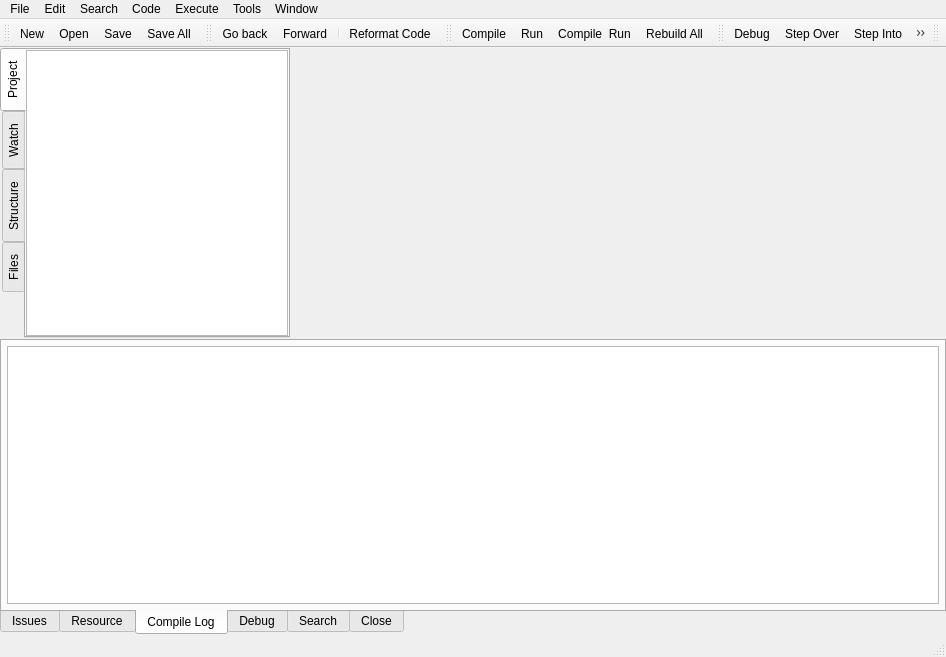
Old version of the form RedPandaIDE/mainwindow.ui in the repository royqh1979/RedPanda-CPP.
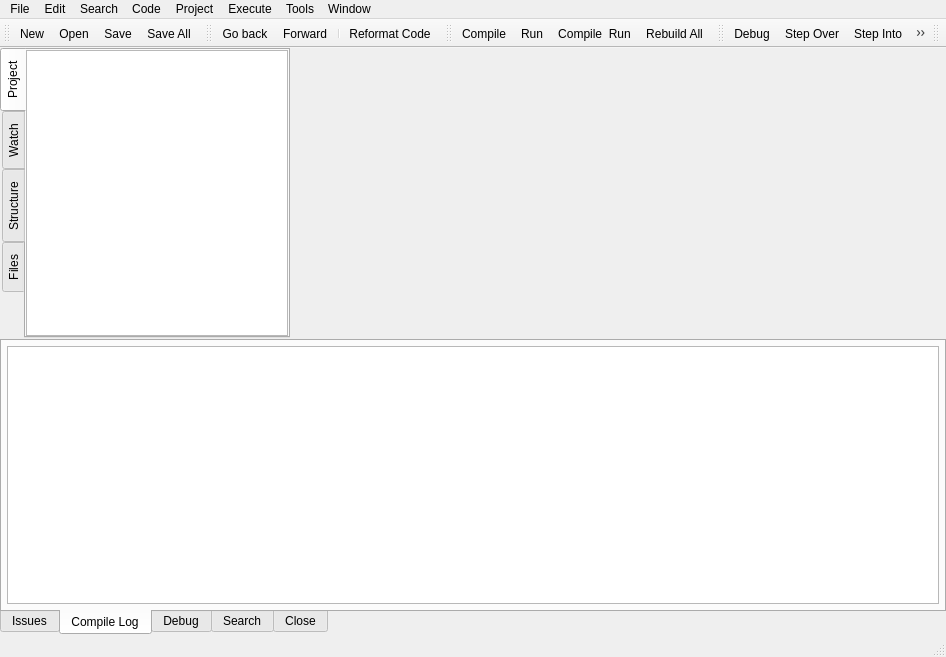
New version of the form. The open tabs and pages were chosen to show the change. Icons and pictures are not drawn. Custom widgets are drawn as their Qt base class.

Commit message: work save: project file option dialog

The edit to the form file:
```diff
--- a/RedPandaIDE/mainwindow.ui
+++ b/RedPandaIDE/mainwindow.ui
@@ -330,16 +330,6 @@
          </item>
         </layout>
        </widget>
-       <widget class="QWidget" name="tabResource">
-        <attribute name="icon">
-         <iconset>
-          <normalon>:/icons/images/newlook24/068-resrc.png</normalon>
-         </iconset>
-        </attribute>
-        <attribute name="title">
-         <string>Resource</string>
-        </attribute>
-       </widget>
        <widget class="QWidget" name="tabCompilerOutput">
         <attribute name="icon">
          <iconset>
@@ -890,10 +880,17 @@
     <addaction name="actionNext_Editor"/>
     <addaction name="actionPrevious_Editor"/>
    </widget>
+   <widget class="QMenu" name="menuProject">
+    <property name="title">
+     <string>Project</string>
+    </property>
+    <addaction name="actionProject_options"/>
+   </widget>
    <addaction name="menuFile"/>
    <addaction name="menuEdit"/>
    <addaction name="menuSearch"/>
    <addaction name="menuCode"/>
+   <addaction name="menuProject"/>
    <addaction name="menuExecute"/>
    <addaction name="menuTools"/>
    <addaction name="menuWindow"/>
```
Left out of the diff: 12 changed lines with no effect on the pictures. The commit also changes 12 other files.
